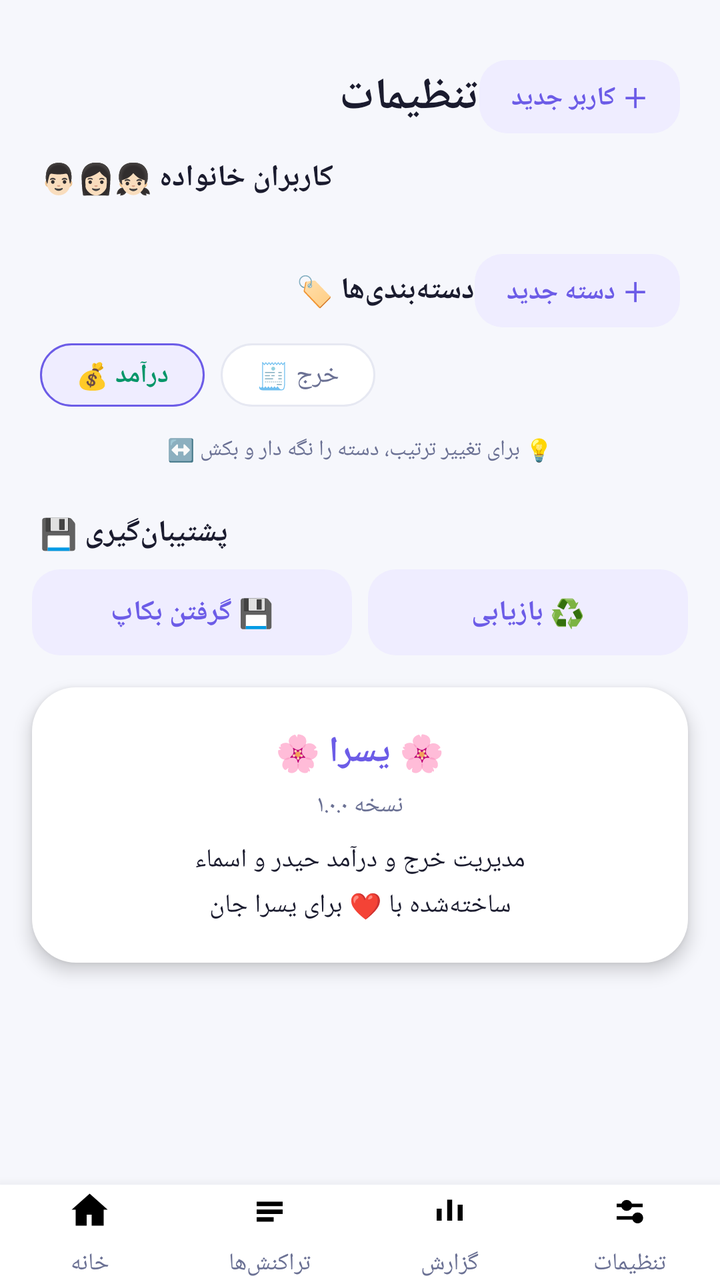
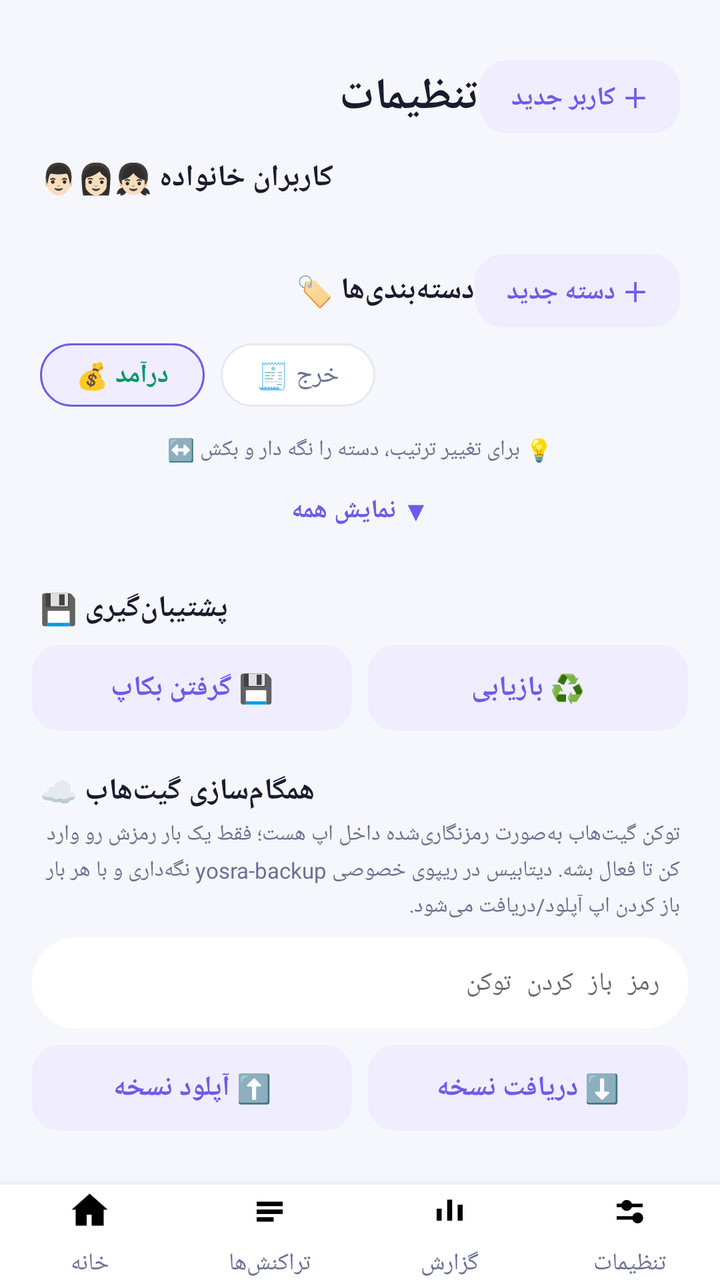

An Android layout rendered at two revisions. The XML below is the earlier revision; the diff shows what the commit changed to produce the second picture.
<!-- AndroidManifest.xml: application theme AppTheme -->
<!-- res/layout/activity_settings.xml -->
<?xml version="1.0" encoding="utf-8"?>
<FrameLayout xmlns:android="http://schemas.android.com/apk/res/android"
    android:layout_width="match_parent"
    android:layout_height="match_parent">

    <ScrollView
        android:layout_width="match_parent"
        android:layout_height="match_parent"
        android:paddingBottom="72dp"
        android:scrollbars="none"
        android:overScrollMode="never">

        <LinearLayout
            android:layout_width="match_parent"
            android:layout_height="wrap_content"
            android:orientation="vertical">

            <LinearLayout
                android:layout_width="match_parent"
                android:layout_height="wrap_content"
                android:orientation="horizontal"
                android:gravity="center_vertical"
                android:paddingStart="20dp"
                android:paddingEnd="20dp"
                android:paddingTop="30dp"
                android:paddingBottom="12dp">
                <TextView
                    android:layout_width="0dp"
                    android:layout_height="wrap_content"
                    android:layout_weight="1"
                    android:text="تنظیمات"
                    android:textSize="22sp"
                    android:textStyle="bold"
                    android:textColor="@color/textDark"/>
                <TextView
                    android:id="@+id/btn_add_member"
                    android:layout_width="wrap_content"
                    android:layout_height="wrap_content"
                    android:background="@drawable/btn_soft"
                    android:paddingStart="16dp"
                    android:paddingEnd="16dp"
                    android:paddingTop="9dp"
                    android:paddingBottom="9dp"
                    android:gravity="center"
                    android:text="＋ کاربر جدید"
                    android:textSize="13sp"
                    android:textStyle="bold"
                    android:textColor="@color/purple"/>
            </LinearLayout>

            <TextView
                android:layout_width="wrap_content"
                android:layout_height="wrap_content"
                android:layout_marginStart="20dp"
                android:layout_marginBottom="8dp"
                android:text="کاربران خانواده 👨🏻‍👩🏻‍👧🏻"
                android:textSize="15sp"
                android:textStyle="bold"
                android:textColor="@color/textDark"/>

            <LinearLayout
                android:id="@+id/member_box"
                android:layout_width="match_parent"
                android:layout_height="wrap_content"
                android:orientation="vertical"
                android:layout_marginStart="16dp"
                android:layout_marginEnd="16dp"/>

            <LinearLayout
                android:layout_width="match_parent"
                android:layout_height="wrap_content"
                android:orientation="horizontal"
                android:gravity="center_vertical"
                android:paddingStart="20dp"
                android:paddingEnd="20dp"
                android:paddingTop="20dp"
                android:paddingBottom="8dp">
                <TextView
                    android:layout_width="0dp"
                    android:layout_height="wrap_content"
                    android:layout_weight="1"
                    android:text="دسته‌بندی‌ها 🏷"
                    android:textSize="15sp"
                    android:textStyle="bold"
                    android:textColor="@color/textDark"/>
                <TextView
                    android:id="@+id/btn_add_cat"
                    android:layout_width="wrap_content"
                    android:layout_height="wrap_content"
                    android:background="@drawable/btn_soft"
                    android:paddingStart="16dp"
                    android:paddingEnd="16dp"
                    android:paddingTop="9dp"
                    android:paddingBottom="9dp"
                    android:gravity="center"
                    android:text="＋ دسته جدید"
                    android:textSize="13sp"
                    android:textStyle="bold"
                    android:textColor="@color/purple"/>
            </LinearLayout>

            <LinearLayout
                android:layout_width="match_parent"
                android:layout_height="wrap_content"
                android:orientation="horizontal"
                android:paddingStart="20dp"
                android:paddingEnd="20dp"
                android:paddingBottom="8dp">
                <TextView
                    android:id="@+id/btn_cats_in"
                    android:layout_width="wrap_content"
                    android:layout_height="wrap_content"
                    android:background="@drawable/chip_on"
                    android:paddingStart="18dp"
                    android:paddingEnd="18dp"
                    android:paddingTop="7dp"
                    android:paddingBottom="7dp"
                    android:text="درآمد 💰"
                    android:textSize="13sp"
                    android:textStyle="bold"
                    android:textColor="@color/green"/>
                <TextView
                    android:id="@+id/btn_cats_out"
                    android:layout_width="wrap_content"
                    android:layout_height="wrap_content"
                    android:layout_marginStart="8dp"
                    android:background="@drawable/chip"
                    android:paddingStart="18dp"
                    android:paddingEnd="18dp"
                    android:paddingTop="7dp"
                    android:paddingBottom="7dp"
                    android:text="خرج 🧾"
                    android:textSize="13sp"
                    android:textColor="@color/textGray"/>
            </LinearLayout>

            <TextView
                android:layout_width="match_parent"
                android:layout_height="wrap_content"
                android:gravity="center"
                android:paddingStart="20dp"
                android:paddingEnd="20dp"
                android:paddingTop="6dp"
                android:paddingBottom="4dp"
                android:text="💡 برای تغییر ترتیب، دسته را نگه دار و بکش ↔️"
                android:textSize="11sp"
                android:textColor="@color/textGray"/>

            <LinearLayout
                android:id="@+id/cat_box"
                android:layout_width="match_parent"
                android:layout_height="wrap_content"
                android:orientation="vertical"
                android:layout_marginStart="16dp"
                android:layout_marginEnd="16dp"/>

            <TextView
                android:layout_width="wrap_content"
                android:layout_height="wrap_content"
                android:layout_marginStart="20dp"
                android:layout_marginTop="20dp"
                android:layout_marginBottom="8dp"
                android:text="پشتیبان‌گیری 💾"
                android:textSize="15sp"
                android:textStyle="bold"
                android:textColor="@color/textDark"/>

            <LinearLayout
                android:layout_width="match_parent"
                android:layout_height="wrap_content"
                android:orientation="horizontal"
                android:layout_marginStart="16dp"
                android:layout_marginEnd="16dp">
                <TextView
                    android:id="@+id/btn_backup"
                    android:layout_width="0dp"
                    android:layout_height="wrap_content"
                    android:layout_weight="1"
                    android:gravity="center"
                    android:background="@drawable/btn_soft"
                    android:padding="12dp"
                    android:text="💾 گرفتن بکاپ"
                    android:textSize="14sp"
                    android:textStyle="bold"
                    android:textColor="@color/purple"/>
                <TextView
                    android:id="@+id/btn_restore"
                    android:layout_width="0dp"
                    android:layout_height="wrap_content"
                    android:layout_weight="1"
                    android:layout_marginStart="8dp"
                    android:gravity="center"
                    android:background="@drawable/btn_soft"
                    android:padding="12dp"
                    android:text="♻️ بازیابی"
                    android:textSize="14sp"
                    android:textStyle="bold"
                    android:textColor="@color/purple"/>
            </LinearLayout>

            <LinearLayout
                android:layout_width="match_parent"
                android:layout_height="wrap_content"
                android:orientation="vertical"
                android:layout_margin="16dp"
                android:background="@drawable/card"
                android:elevation="5dp"
                android:padding="20dp"
                android:gravity="center">
                <TextView
                    android:layout_width="wrap_content"
                    android:layout_height="wrap_content"
                    android:text="🌸 یسرا 🌸"
                    android:textSize="18sp"
                    android:textStyle="bold"
                    android:textColor="@color/purple"/>
                <TextView
                    android:layout_width="wrap_content"
                    android:layout_height="wrap_content"
                    android:layout_marginTop="6dp"
                    android:text="نسخه ۱.۰.۰"
                    android:textSize="12sp"
                    android:textColor="@color/textGray"/>
                <TextView
                    android:layout_width="wrap_content"
                    android:layout_height="wrap_content"
                    android:layout_marginTop="10dp"
                    android:gravity="center"
                    android:lineSpacingExtra="5dp"
                    android:text="مدیریت خرج و درآمد حیدر و اسماء\nساخته‌شده با ❤️ برای یسرا جان"
                    android:textSize="13sp"
                    android:textColor="@color/textDark"/>
            </LinearLayout>
        </LinearLayout>
    </ScrollView>

    <include
        android:id="@+id/nav"
        layout="@layout/nav_bar"
        android:layout_width="match_parent"
        android:layout_height="wrap_content"
        android:layout_gravity="bottom"/>
</FrameLayout>
<!-- res/layout/nav_bar.xml (included above) -->
<?xml version="1.0" encoding="utf-8"?>
<LinearLayout xmlns:android="http://schemas.android.com/apk/res/android"
    android:layout_width="match_parent"
    android:layout_height="72dp"
    android:orientation="horizontal"
    android:background="@color/white"
    android:elevation="10dp">

    <LinearLayout
        android:id="@+id/nav_home"
        android:layout_width="0dp"
        android:layout_height="match_parent"
        android:layout_weight="1"
        android:orientation="vertical"
        android:gravity="center">
        <ImageView
            android:id="@+id/nav_home_ic"
            android:layout_width="27dp"
            android:layout_height="27dp"
            android:src="@drawable/ic_nav_home"/>
        <TextView
            android:id="@+id/nav_home_lbl"
            android:layout_width="wrap_content"
            android:layout_height="wrap_content"
            android:layout_marginTop="4dp"
            android:text="خانه"
            android:textSize="12sp"
            android:textColor="@color/textGray"/>
    </LinearLayout>

    <LinearLayout
        android:id="@+id/nav_trans"
        android:layout_width="0dp"
        android:layout_height="match_parent"
        android:layout_weight="1"
        android:orientation="vertical"
        android:gravity="center">
        <ImageView
            android:id="@+id/nav_trans_ic"
            android:layout_width="27dp"
            android:layout_height="27dp"
            android:src="@drawable/ic_nav_trans"/>
        <TextView
            android:id="@+id/nav_trans_lbl"
            android:layout_width="wrap_content"
            android:layout_height="wrap_content"
            android:layout_marginTop="4dp"
            android:text="تراکنش‌ها"
            android:textSize="12sp"
            android:textColor="@color/textGray"/>
    </LinearLayout>

    <LinearLayout
        android:id="@+id/nav_reports"
        android:layout_width="0dp"
        android:layout_height="match_parent"
        android:layout_weight="1"
        android:orientation="vertical"
        android:gravity="center">
        <ImageView
            android:id="@+id/nav_reports_ic"
            android:layout_width="27dp"
            android:layout_height="27dp"
            android:src="@drawable/ic_nav_report"/>
        <TextView
            android:id="@+id/nav_reports_lbl"
            android:layout_width="wrap_content"
            android:layout_height="wrap_content"
            android:layout_marginTop="4dp"
            android:text="گزارش"
            android:textSize="12sp"
            android:textColor="@color/textGray"/>
    </LinearLayout>

    <LinearLayout
        android:id="@+id/nav_settings"
        android:layout_width="0dp"
        android:layout_height="match_parent"
        android:layout_weight="1"
        android:orientation="vertical"
        android:gravity="center">
        <ImageView
            android:id="@+id/nav_settings_ic"
            android:layout_width="27dp"
            android:layout_height="27dp"
            android:src="@drawable/ic_nav_settings"/>
        <TextView
            android:id="@+id/nav_settings_lbl"
            android:layout_width="wrap_content"
            android:layout_height="wrap_content"
            android:layout_marginTop="4dp"
            android:text="تنظیمات"
            android:textSize="12sp"
            android:textColor="@color/textGray"/>
    </LinearLayout>
</LinearLayout>
<!-- resources referenced by this layout -->
<resources>
  <color name="green">#059669</color>
  <color name="purple">#6C5CE7</color>
  <color name="textDark">#1A1B2E</color>
  <color name="textGray">#6B7194</color>
  <color name="white">#FFFFFF</color>
  <!-- drawable btn_soft (drawable) -->
  <?xml version="1.0" encoding="utf-8"?>
  <ripple xmlns:android="http://schemas.android.com/apk/res/android"
      android:color="#18000000">
      <item>
          <shape android:shape="rectangle">
              <solid android:color="@color/purpleSoft"/>
              <corners android:radius="14dp"/>
          </shape>
      </item>
  </ripple>
  <!-- drawable card (drawable) -->
  <?xml version="1.0" encoding="utf-8"?>
  <shape xmlns:android="http://schemas.android.com/apk/res/android"
      android:shape="rectangle">
      <solid android:color="#FFFFFF"/>
      <corners android:radius="22dp"/>
  </shape>
  <!-- drawable chip (drawable) -->
  <?xml version="1.0" encoding="utf-8"?>
  <ripple xmlns:android="http://schemas.android.com/apk/res/android"
      android:color="#18000000">
      <item>
          <shape android:shape="rectangle">
              <solid android:color="@color/white"/>
              <corners android:radius="20dp"/>
              <stroke android:width="1dp" android:color="#E6E8F2"/>
          </shape>
      </item>
  </ripple>
  <!-- drawable chip_on (drawable) -->
  <?xml version="1.0" encoding="utf-8"?>
  <ripple xmlns:android="http://schemas.android.com/apk/res/android"
      android:color="#22FFFFFF">
      <item>
          <shape android:shape="rectangle">
              <solid android:color="@color/purpleSoft"/>
              <corners android:radius="20dp"/>
              <stroke android:width="1dp" android:color="@color/purple"/>
          </shape>
      </item>
  </ripple>
  <!-- drawable ic_nav_home (drawable) -->
  <?xml version="1.0" encoding="utf-8"?>
  <vector xmlns:android="http://schemas.android.com/apk/res/android"
      android:width="24dp" android:height="24dp"
      android:viewportWidth="108" android:viewportHeight="108">
      <path android:fillColor="#000000"
          android:pathData="M54,18 L18,50 h8 v32 h22 V60 h10 v22 h24 V50 h8 Z"/>
  </vector>
  <!-- drawable ic_nav_report (drawable) -->
  <?xml version="1.0" encoding="utf-8"?>
  <vector xmlns:android="http://schemas.android.com/apk/res/android"
      android:width="24dp" android:height="24dp"
      android:viewportWidth="108" android:viewportHeight="108">
      <path android:fillColor="#000000"
          android:pathData="M28,72 h10 v-24 h-10 z M49,72 h10 v-42 h-10 z M70,72 h10 v-32 h-10 z"/>
  </vector>
  <!-- drawable ic_nav_trans (drawable) -->
  <?xml version="1.0" encoding="utf-8"?>
  <vector xmlns:android="http://schemas.android.com/apk/res/android"
      android:width="24dp" android:height="24dp"
      android:viewportWidth="108" android:viewportHeight="108">
      <path android:fillColor="#000000"
          android:pathData="M28,34 h52 v9 h-52 z M28,49.5 h52 v9 h-52 z M28,65 h34 v9 h-34 z"/>
  </vector>
  <style name="AppTheme" parent="@android:style/Theme.Material.Light.NoActionBar">
          <item name="android:windowBackground">@color/bg</item>
          <item name="android:statusBarColor">@color/purple</item>
          <item name="android:colorAccent">@color/purple</item>
          <item name="android:windowLightStatusBar">false</item>
      </style>
  <color name="purpleSoft">#EFEDFF</color>
  <color name="bg">#F6F7FC</color>
  <!-- unchanged entries left out for length: 1 -->
</resources>

<!-- the commit's change to res/layout/activity_settings.xml (unified diff, before → after) -->
@@ -155,6 +155,17 @@
                 android:layout_marginEnd="16dp"/>
 
             <TextView
+                android:id="@+id/btn_cats_more"
+                android:layout_width="match_parent"
+                android:layout_height="wrap_content"
+                android:gravity="center"
+                android:padding="10dp"
+                android:text="▼ نمایش همه"
+                android:textSize="13sp"
+                android:textStyle="bold"
+                android:textColor="@color/purple"/>
+
+            <TextView
                 android:layout_width="wrap_content"
                 android:layout_height="wrap_content"
                 android:layout_marginStart="20dp"
@@ -197,6 +208,103 @@
                     android:textStyle="bold"
                     android:textColor="@color/purple"/>
             </LinearLayout>
+
+            <TextView
+                android:layout_width="wrap_content"
+                android:layout_height="wrap_content"
+                android:layout_marginStart="20dp"
+                android:layout_marginTop="20dp"
+                android:layout_marginBottom="4dp"
+                android:text="همگام‌سازی گیت‌هاب ☁️"
+                android:textSize="15sp"
+                android:textStyle="bold"
+                android:textColor="@color/textDark"/>
+
+            <TextView
+                android:layout_width="match_parent"
+                android:layout_height="wrap_content"
+                android:layout_marginStart="20dp"
+                android:layout_marginEnd="20dp"
+                android:layout_marginBottom="8dp"
+                android:text="توکن گیت‌هاب به‌صورت رمزنگاری‌شده داخل اپ هست؛ فقط یک بار رمزش رو وارد کن تا فعال بشه. دیتابیس در ریپوی خصوصی yosra-backup نگه‌داری و با هر بار باز کردن اپ آپلود/دریافت می‌شود."
+                android:lineSpacingExtra="3dp"
+                android:textSize="11sp"
+                android:textColor="@color/textGray"/>
+
+            <EditText
+                android:id="@+id/sync_token"
+                android:layout_width="match_parent"
+                android:layout_height="wrap_content"
+                android:layout_marginStart="16dp"
+                android:layout_marginEnd="16dp"
+                android:hint="رمز باز کردن توکن"
+                android:gravity="right|center_vertical"
+                android:inputType="textPassword"
+                android:textSize="13sp"
+                android:background="@drawable/card"
+                android:padding="14dp"/>
+
+            <TextView
+                android:id="@+id/sync_authed"
+                android:layout_width="match_parent"
+                android:layout_height="wrap_content"
+                android:layout_marginStart="16dp"
+                android:layout_marginEnd="16dp"
+                android:background="@drawable/tile_mint"
+                android:gravity="center"
+                android:padding="14dp"
+                android:text="✅ احراز هویت شد — دیگه نیازی به رمز نیست"
+                android:textSize="13sp"
+                android:textStyle="bold"
+                android:textColor="@color/green"
+                android:visibility="gone"/>
+
+            <LinearLayout
+                android:layout_width="match_parent"
+                android:layout_height="wrap_content"
+                android:orientation="horizontal"
+                android:layout_marginStart="16dp"
+                android:layout_marginEnd="16dp"
+                android:layout_marginTop="8dp">
+                <TextView
+                    android:id="@+id/btn_sync_push"
+                    android:layout_width="0dp"
+                    android:layout_height="wrap_content"
+                    android:layout_weight="1"
+                    android:gravity="center"
+                    android:background="@drawable/btn_soft"
+                    android:padding="12dp"
+                    android:text="⬆️ آپلود نسخه"
+                    android:textSize="14sp"
+                    android:textStyle="bold"
+                    android:textColor="@color/purple"/>
+                <TextView
+                    android:id="@+id/btn_sync_pull"
+                    android:layout_width="0dp"
+                    android:layout_height="wrap_content"
+                    android:layout_weight="1"
+                    android:layout_marginStart="8dp"
+                    android:gravity="center"
+                    android:background="@drawable/btn_soft"
+                    android:padding="12dp"
+                    android:text="⬇️ دریافت نسخه"
+                    android:textSize="14sp"
+                    android:textStyle="bold"
+                    android:textColor="@color/purple"/>
+            </LinearLayout>
+
+            <TextView
+                android:id="@+id/sync_status"
+                android:layout_width="match_parent"
+                android:layout_height="wrap_content"
+                android:layout_marginStart="16dp"
+                android:layout_marginEnd="16dp"
+                android:layout_marginTop="8dp"
+                android:layout_marginBottom="4dp"
+                android:gravity="center"
+                android:text="آخرین همگام‌سازی: هنوز نشده"
+                android:textSize="11sp"
+                android:textColor="@color/textGray"/>
 
             <LinearLayout
                 android:layout_width="match_parent"
<!-- resource entries referenced after the edit -->
@@ -71,6 +71,13 @@
       <path android:fillColor="#000000"
           android:pathData="M28,34 h52 v9 h-52 z M28,49.5 h52 v9 h-52 z M28,65 h34 v9 h-34 z"/>
   </vector>
+  <!-- drawable tile_mint (drawable) -->
+  <?xml version="1.0" encoding="utf-8"?>
+  <shape xmlns:android="http://schemas.android.com/apk/res/android"
+      android:shape="rectangle">
+      <solid android:color="@color/greenSoft"/>
+      <corners android:radius="20dp"/>
+  </shape>
   <style name="AppTheme" parent="@android:style/Theme.Material.Light.NoActionBar">
           <item name="android:windowBackground">@color/bg</item>
           <item name="android:statusBarColor">@color/purple</item>
@@ -78,6 +85,7 @@
           <item name="android:windowLightStatusBar">false</item>
       </style>
   <color name="purpleSoft">#EFEDFF</color>
+  <color name="greenSoft">#D5F2E5</color>
   <color name="bg">#F6F7FC</color>
   <!-- unchanged entries left out for length: 1 -->
 </resources>
